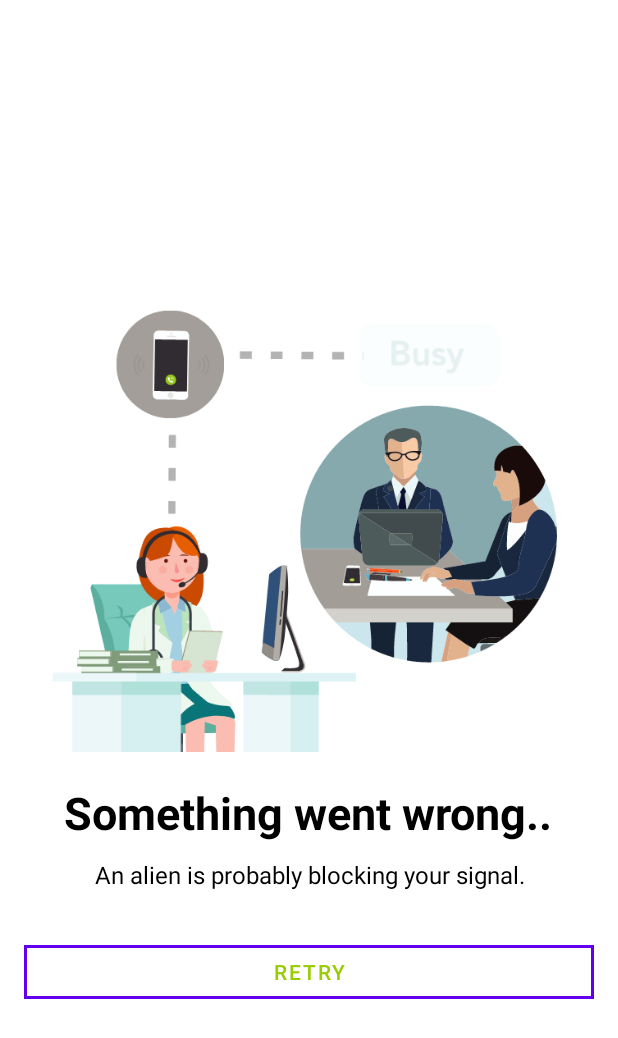
After one commit to AhmadAyyaz1993/MVP-sample-TDD, an Android app: the layout something_went_wrong.xml on its own in the app's theme, with its tools: preview values and no code run, on a phone screen of 412 x 824 dp. The commit adds this screen. Shown: the top 1038 px of the screen. Run offline under Robolectric (Android 15) with nearby library versions, the phone set to English and light mode, and no system bars.

Commit message:
added views for something went wrong

```diff
--- a/app/src/main/java/evonative/app/com/sadapaytest/MainActivity.kt
+++ b/app/src/main/java/evonative/app/com/sadapaytest/MainActivity.kt
@@ -1,7 +1,5 @@
 package evonative.app.com.sadapaytest
 
-import android.R
-import android.R.id.button1
 import android.os.Bundle
 import android.view.MenuItem
 import android.view.View
@@ -9,6 +7,7 @@ import android.widget.Toast
 import androidx.appcompat.app.AppCompatDelegate
 import androidx.appcompat.widget.PopupMenu
 import androidx.recyclerview.widget.LinearLayoutManager
+import com.bumptech.glide.Glide
 import dagger.hilt.android.AndroidEntryPoint
 import evonative.app.com.sadapaytest.data.model.Repo
 import evonative.app.com.sadapaytest.databinding.ActivityMainBinding
@@ -79,15 +78,27 @@ class MainActivity : MvpAppCompatActivity(), IView {
     override fun hideRefresh() {
         binding.shimmerLayout.stopShimmer()
         binding.shimmerLayout.visibility = View.GONE;
+
     }
 
     override fun addRepos(repos: List<Repo>) {
+        binding.somethignWentWrong.root.visibility= View.GONE
+        binding.rv.visibility = View.VISIBLE
         adapter.submitRepo(repos)
     }
 
     override fun onFail() {
         binding.shimmerLayout.stopShimmer()
         binding.shimmerLayout.visibility = View.GONE;
+        binding.somethignWentWrong.root.visibility= View.VISIBLE
+        binding.rv.visibility = View.GONE
+        Glide.with(MainActivity@this).load(R.raw.something_went_wrong).into(binding.somethignWentWrong.ivSomethignWentWrong)
+        binding.somethignWentWrong.btnRetry.setOnClickListener {
+            binding.shimmerLayout.startShimmer()
+            binding.shimmerLayout.visibility = View.VISIBLE;
+            binding.somethignWentWrong.root.visibility= View.GONE
+            reposPresenter.loadRepos()
+        }
     }
 
     override fun showMessage(message: String) {
--- /dev/null
+++ b/app/src/main/res/drawable-v24/transparent_bg_bordered.xml
@@ -0,0 +1,12 @@
+<?xml version="1.0" encoding="utf-8"?>
+<selector xmlns:android="http://schemas.android.com/apk/res/android">
+    <item>
+        <shape android:shape="rectangle">
+            <!-- background -->
+            <solid android:color="@android:color/transparent" />
+            <!-- border -->
+            <stroke android:width="2dp" android:color="@android:color/holo_green_light" />
+
+        </shape>
+    </item>
+</selector>
--- /dev/null
+++ b/app/src/main/res/drawable-v24/transparent_bg_bordered_button.xml
@@ -0,0 +1,7 @@
+<?xml version="1.0" encoding="utf-8"?>
+<layer-list xmlns:android="http://schemas.android.com/apk/res/android">
+    <item
+        android:bottom="6dp"
+        android:drawable="@drawable/transparent_bg_bordered"
+        android:top="6dp" />
+</layer-list>
--- /dev/null
+++ b/app/src/main/res/drawable/transparent_bg_bordered.xml
@@ -0,0 +1,12 @@
+<?xml version="1.0" encoding="utf-8"?>
+<selector xmlns:android="http://schemas.android.com/apk/res/android">
+    <item>
+        <shape android:shape="rectangle">
+            <!-- background -->
+            <solid android:color="@android:color/transparent" />
+            <!-- border -->
+            <stroke android:width="2dp" android:color="@android:color/holo_green_light" />
+
+        </shape>
+    </item>
+</selector>
--- /dev/null
+++ b/app/src/main/res/drawable/transparent_bg_bordered_button.xml
@@ -0,0 +1,7 @@
+<?xml version="1.0" encoding="utf-8"?>
+<layer-list xmlns:android="http://schemas.android.com/apk/res/android">
+    <item
+        android:bottom="6dp"
+        android:drawable="@drawable/transparent_bg_bordered"
+        android:top="6dp" />
+</layer-list>
--- a/app/src/main/res/layout/activity_main.xml
+++ b/app/src/main/res/layout/activity_main.xml
@@ -6,7 +6,10 @@
     android:layout_height="match_parent"
     android:orientation="vertical"
     tools:context=".MainActivity">
-
+    <include
+        android:id="@+id/somethignWentWrong"
+        android:visibility="gone"
+        layout="@layout/something_went_wrong"/>
     <LinearLayout
         android:layout_width="match_parent"
         android:layout_height="wrap_content"
--- /dev/null
+++ b/app/src/main/res/layout/something_went_wrong.xml
@@ -0,0 +1,46 @@
+<?xml version="1.0" encoding="utf-8"?>
+<LinearLayout xmlns:android="http://schemas.android.com/apk/res/android"
+    xmlns:app="http://schemas.android.com/apk/res-auto"
+    xmlns:tools="http://schemas.android.com/tools"
+    android:layout_width="match_parent"
+    android:layout_height="match_parent"
+    android:orientation="vertical"
+    android:gravity="center"
+    android:padding="16dp"
+    tools:context=".MainActivity">
+
+    <ImageView
+        android:id="@+id/ivSomethignWentWrong"
+        android:layout_width="350dp"
+        android:layout_height="350dp"
+        android:background="@drawable/something_went_wrong"
+        />
+    <TextView
+        android:layout_width="wrap_content"
+        android:layout_height="wrap_content"
+        android:text="Something went wrong.."
+        android:gravity="center"
+        android:textStyle="bold"
+        android:layout_marginTop="20dp"
+        android:textSize="30dp"
+        android:textColor="@color/black"
+        />
+    <TextView
+        android:layout_width="wrap_content"
+        android:layout_height="wrap_content"
+        android:text="An alien is probably blocking your signal."
+        android:gravity="center"
+        android:layout_marginTop="10dp"
+        android:textSize="16dp"
+        android:textColor="@color/black"
+        />
+
+    <Button
+        android:id="@+id/btnRetry"
+        android:layout_marginTop="30dp"
+        android:layout_width="match_parent"
+        android:layout_height="wrap_content"
+        android:background="@drawable/transparent_bg_bordered_button"
+        android:text="Retry"
+        android:textColor="@android:color/holo_green_light" />
+</LinearLayout>
```
Also changed, not shown: app/src/main/res/drawable-v24/menu.png (added), app/src/main/res/drawable/something_went_wrong.gif (added), app/src/main/res/raw/something_went_wrong.gif (added).
